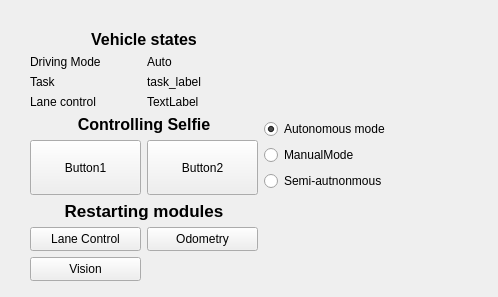
Above: src/Tools/rqt_plugins/resource/MyPlugin.ui from KNR-PW/selfie_carolocup before the change. Below: the same form after it.
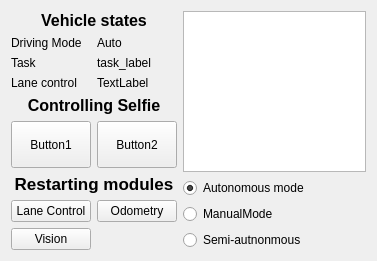
That is the form after the change.

Commit message: Add car model to GUI

The edit to the form file:
```diff
--- a/src/Tools/rqt_plugins/resource/MyPlugin.ui
+++ b/src/Tools/rqt_plugins/resource/MyPlugin.ui
@@ -6,25 +6,24 @@
    <rect>
     <x>0</x>
     <y>0</y>
-    <width>498</width>
-    <height>297</height>
+    <width>377</width>
+    <height>261</height>
    </rect>
   </property>
+  <property name="sizePolicy">
+   <sizepolicy hsizetype="Minimum" vsizetype="Preferred">
+    <horstretch>0</horstretch>
+    <verstretch>0</verstretch>
+   </sizepolicy>
+  </property>
   <property name="windowTitle">
    <string>Form</string>
   </property>
-  <widget class="QWidget" name="horizontalLayoutWidget">
-   <property name="geometry">
-    <rect>
-     <x>30</x>
-     <y>30</y>
-     <width>461</width>
-     <height>251</height>
-    </rect>
-   </property>
+  <layout class="QHBoxLayout" name="horizontalLayout">
+   <item>
    <layout class="QHBoxLayout" name="layout_main">
     <property name="sizeConstraint">
-     <enum>QLayout::SetDefaultConstraint</enum>
+      <enum>QLayout::SetMaximumSize</enum>
     </property>
     <item>
      <layout class="QVBoxLayout" name="layout_left">
@@ -259,10 +258,22 @@
     </item>
     <item>
      <layout class="QVBoxLayout" name="layout_right">
+       <item>
+        <widget class="QGraphicsView" name="graphicsView"/>
+       </item>
       <item>
        <layout class="QVBoxLayout" name="mode_switches_layout">
+         <property name="sizeConstraint">
+          <enum>QLayout::SetMinimumSize</enum>
+         </property>
         <item>
-         <widget class="QRadioButton" name="select_auto_button">
+          <widget class="QRadioButton" name="button_select_auto">
+           <property name="sizePolicy">
+            <sizepolicy hsizetype="Maximum" vsizetype="Maximum">
+             <horstretch>0</horstretch>
+             <verstretch>0</verstretch>
+            </sizepolicy>
+           </property>
           <property name="text">
            <string>Autonomous mode</string>
           </property>
@@ -272,14 +283,26 @@
          </widget>
         </item>
         <item>
-         <widget class="QRadioButton" name="select_manual_button">
+          <widget class="QRadioButton" name="button_select_manual">
+           <property name="sizePolicy">
+            <sizepolicy hsizetype="Maximum" vsizetype="Maximum">
+             <horstretch>0</horstretch>
+             <verstretch>0</verstretch>
+            </sizepolicy>
+           </property>
           <property name="text">
            <string>ManualMode</string>
           </property>
          </widget>
         </item>
         <item>
-         <widget class="QRadioButton" name="select_semi_auto_button">
+          <widget class="QRadioButton" name="button_select_semi_auto">
+           <property name="sizePolicy">
+            <sizepolicy hsizetype="Maximum" vsizetype="Maximum">
+             <horstretch>0</horstretch>
+             <verstretch>0</verstretch>
+            </sizepolicy>
+           </property>
           <property name="text">
            <string>Semi-autnonmous</string>
           </property>
@@ -290,7 +313,8 @@
      </layout>
     </item>
    </layout>
-  </widget>
+   </item>
+  </layout>
  </widget>
  <resources/>
  <connections/>
```
Lines whose indentation alone changed are shown as unchanged. The commit also changes 2 other files.
